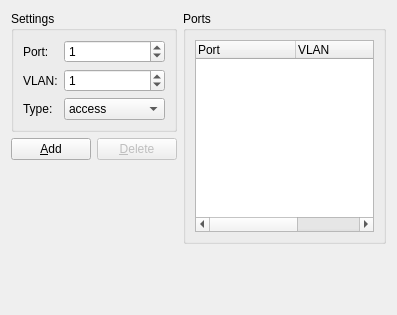
First picture: the form in gns3/modules/dynamips/ui/ethernet_switch_configuration_page.ui, repository GNS3/gns3-gui, before the edit.
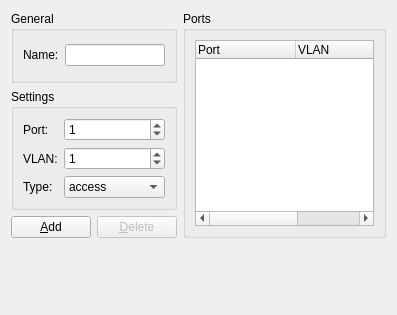
Second picture: the form after the edit.

The edit to the form file:
```diff
--- a/gns3/modules/dynamips/ui/ethernet_switch_configuration_page.ui
+++ b/gns3/modules/dynamips/ui/ethernet_switch_configuration_page.ui
@@ -13,8 +13,64 @@
   <property name="windowTitle">
    <string>Ethernet switch configuration</string>
   </property>
-  <layout class="QGridLayout">
+  <layout class="QGridLayout" name="gridLayout_2">
    <item row="0" column="0" colspan="2">
+    <widget class="QGroupBox" name="uiGeneralGroupBox">
+     <property name="title">
+      <string>General</string>
+     </property>
+     <layout class="QGridLayout" name="gridLayout">
+      <item row="0" column="0">
+       <widget class="QLabel" name="uiNameLabel">
+        <property name="text">
+         <string>Name:</string>
+        </property>
+       </widget>
+      </item>
+      <item row="0" column="1">
+       <widget class="QLineEdit" name="uiNameLineEdit"/>
+      </item>
+     </layout>
+    </widget>
+   </item>
+   <item row="0" column="2" rowspan="3">
+    <widget class="QGroupBox" name="uiEthernetSwitchPortsGroupBox">
+     <property name="title">
+      <string>Ports</string>
+     </property>
+     <layout class="QVBoxLayout">
+      <item>
+       <widget class="QTreeWidget" name="uiPortsTreeWidget">
+        <property name="sizePolicy">
+         <sizepolicy hsizetype="Expanding" vsizetype="Expanding">
+          <horstretch>0</horstretch>
+          <verstretch>0</verstretch>
+         </sizepolicy>
+        </property>
+        <property name="rootIsDecorated">
+         <bool>false</bool>
+        </property>
+        <column>
+         <property name="text">
+          <string>Port</string>
+         </property>
+        </column>
+        <column>
+         <property name="text">
+          <string>VLAN</string>
+         </property>
+        </column>
+        <column>
+         <property name="text">
+          <string>Type</string>
+         </property>
+        </column>
+       </widget>
+      </item>
+     </layout>
+    </widget>
+   </item>
+   <item row="1" column="0" colspan="2">
     <widget class="QGroupBox" name="uiEthernetSwitchSettingsGroupBox">
      <property name="sizePolicy">
       <sizepolicy hsizetype="Expanding" vsizetype="Preferred">
@@ -107,51 +163,14 @@
      </layout>
     </widget>
    </item>
-   <item row="0" column="2" rowspan="3">
-    <widget class="QGroupBox" name="uiEthernetSwitchPortsGroupBox">
-     <property name="title">
-      <string>Ports</string>
-     </property>
-     <layout class="QVBoxLayout">
-      <item>
-       <widget class="QTreeWidget" name="uiPortsTreeWidget">
-        <property name="sizePolicy">
-         <sizepolicy hsizetype="Expanding" vsizetype="Expanding">
-          <horstretch>0</horstretch>
-          <verstretch>0</verstretch>
-         </sizepolicy>
-        </property>
-        <property name="rootIsDecorated">
-         <bool>false</bool>
-        </property>
-        <column>
-         <property name="text">
-          <string>Port</string>
-         </property>
-        </column>
-        <column>
-         <property name="text">
-          <string>VLAN</string>
-         </property>
-        </column>
-        <column>
-         <property name="text">
-          <string>Type</string>
-         </property>
-        </column>
-       </widget>
-      </item>
-     </layout>
-    </widget>
-   </item>
-   <item row="1" column="0">
+   <item row="2" column="0">
     <widget class="QPushButton" name="uiAddPushButton">
      <property name="text">
       <string>&amp;Add</string>
      </property>
     </widget>
    </item>
-   <item row="1" column="1">
+   <item row="2" column="1">
     <widget class="QPushButton" name="uiDeletePushButton">
      <property name="enabled">
       <bool>false</bool>
@@ -161,7 +180,7 @@
      </property>
     </widget>
    </item>
-   <item row="2" column="1">
+   <item row="3" column="1">
     <spacer>
      <property name="orientation">
       <enum>Qt::Vertical</enum>
```
